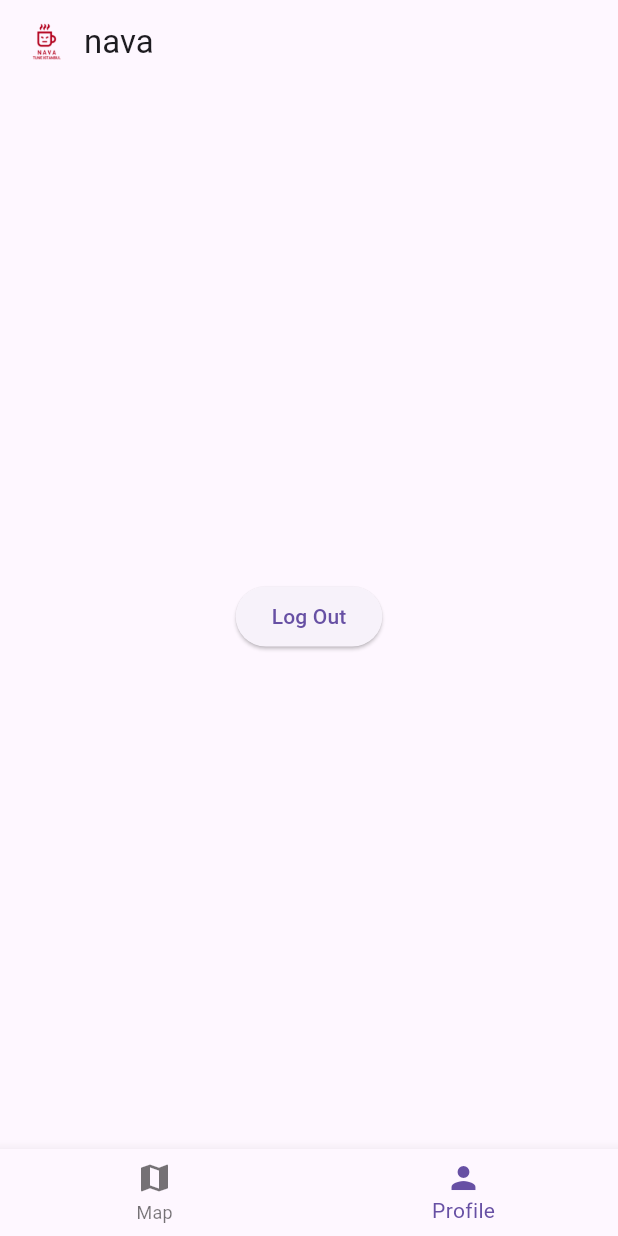
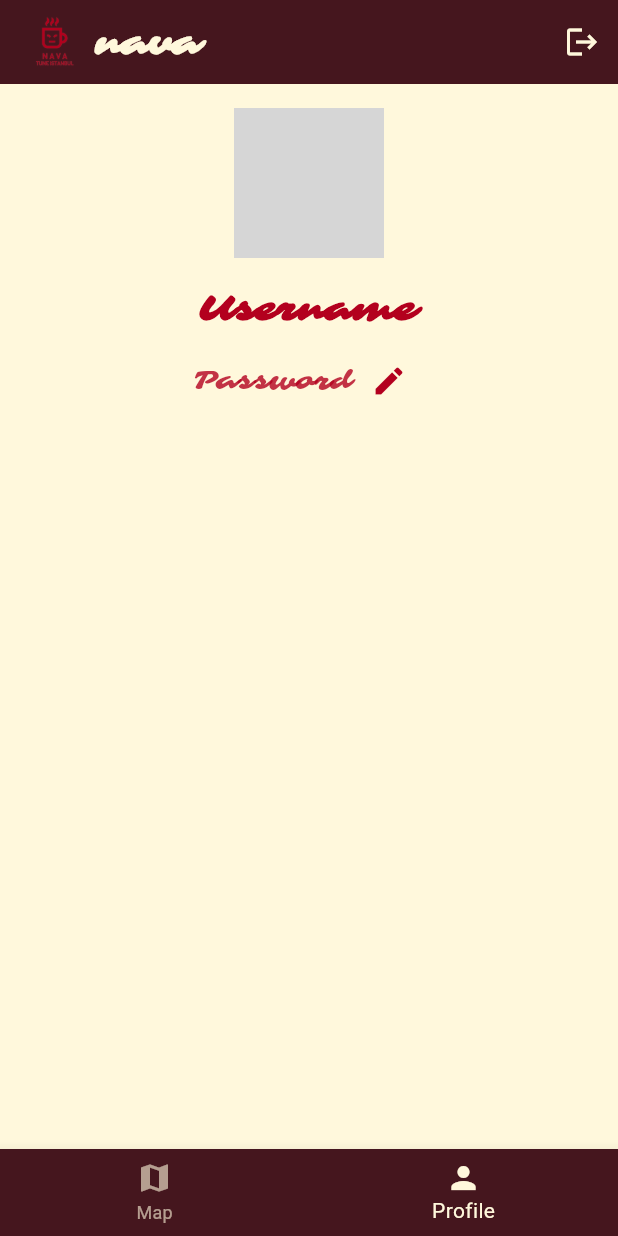
Before and after one commit to ilaydayilmazx/nava-app, a Flutter app: the NavigationBarPage screen opened directly, item 2 of the bottom bar chosen, on a phone screen of 412 x 824 dp. Run offline on Flutter 3.47's test engine with Material 3 defaults, Android fonts, the phone set to English and light mode, and no system bars; our stand-ins replace flutter_svg; grey boxes are pictures that could not be loaded.

Commit message:
screen regulations

```diff
--- a/lib/screens/profile_screen.dart
+++ b/lib/screens/profile_screen.dart
@@ -1,22 +1,124 @@
 import 'package:flutter/material.dart';
-import 'login_screen.dart';
+import 'package:nava/screens/login_screen.dart';
 
 class ProfileScreen extends StatelessWidget {
   @override
   Widget build(BuildContext context) {
     return Scaffold(
-      body: Center(
-        child: ElevatedButton(
+      backgroundColor: Color(0xFFFFF8DC),
+      appBar: AppBar(
+        backgroundColor: Color.fromARGB(255, 69, 22, 30),
+        elevation: 0,
+        title: Row(
+          children: [
+            Image.asset(
+              'assets/nava.png',
+              height: 40,
+            ),
+            SizedBox(width: 8),
+            Text(
+              'nava',
+              style: TextStyle(
+                fontFamily: 'Sarina',
+                fontSize: 24,
+                color: Color(0xFFFFF8DC),
+                fontWeight: FontWeight.bold,
+              ),
+            ),
+          ],
+        ),
+        actions: [
+          IconButton(
+            icon: Icon(Icons.logout, color: Color(0xFFFFF8DC)),
             onPressed: () {
-            // Log Out işlemi
               Navigator.pushReplacement(
                 context,
                 MaterialPageRoute(builder: (context) => LoginScreen()),
               );
             },
-          child: Text('Log Out'),
           ),
+        ],
+      ),
+      body: Column(
+        children: [
+          Padding(
+            padding: const EdgeInsets.all(16.0),
+            child: Column(
+              children: [
+                CircleAvatar(
+                  radius: 50,
+                  backgroundImage: AssetImage('assets/profile_picture.png'),
+                ),
+                SizedBox(height: 16),
+                Text(
+                  'Username',
+                  style: TextStyle(
+                    fontFamily: 'Sarina',
+                    fontSize: 24,
+                    color: Color(0xFFB3001E),
+                    fontWeight: FontWeight.bold,
+                  ),
+                ),
+                SizedBox(height: 8),
+                Row(
+                  mainAxisAlignment: MainAxisAlignment.center,
+                  children: [
+                    Text(
+                      'Password',
+                      style: TextStyle(
+                        fontFamily: 'Sarina',
+                        fontSize: 18,
+                        color: Color(0xFFB3001E).withOpacity(0.8),
+                      ),
+                    ),
+                    IconButton(
+                      onPressed: () {
+                        _showChangePasswordDialog(context);
+                      },
+                      icon: Icon(
+                        Icons.edit,
+                        color: Color(0xFFB3001E),
+                      ),
+                    ),
+                  ],
+                ),
+              ],
+            ),
+          ),
+        ],
       ),
     );
   }
+
+  void _showChangePasswordDialog(BuildContext context) {
+    TextEditingController passwordController = TextEditingController();
+    showDialog(
+      context: context,
+      builder: (context) {
+        return AlertDialog(
+          title: Text('Change Password'),
+          content: TextField(
+            controller: passwordController,
+            obscureText: true,
+            decoration: InputDecoration(hintText: 'Enter new password'),
+          ),
+          actions: [
+            TextButton(
+              onPressed: () {
+                Navigator.pop(context);
+              },
+              child: Text('Cancel'),
+            ),
+            TextButton(
+              onPressed: () {
+                Navigator.pop(context);
+                print('New password: ${passwordController.text}');
+              },
+              child: Text('Save'),
+            ),
+          ],
+        );
+      },
+    );
   }
+}
--- a/lib/widgets/navigation_bar.dart
+++ b/lib/widgets/navigation_bar.dart
@@ -1,6 +1,6 @@
 import 'package:flutter/material.dart';
+import 'package:nava/screens/profile_screen.dart';
 import 'package:nava/screens/homepage.dart';
-import 'package:nava/screens/profile_screen.dart';
 
 class NavigationBarPage extends StatefulWidget {
   @override
@@ -8,11 +8,11 @@ class NavigationBarPage extends StatefulWidget {
 }
 
 class _NavigationBarPageState extends State<NavigationBarPage> {
-  int _selectedIndex = 0; // Başlangıçta HomePage gösterilecek
+  int _selectedIndex = 0;
 
   final List<Widget> _pages = [
-    HomePage(), // 0. index: HomePage
-    ProfileScreen(), // 1. index: ProfileScreen
+    HomePage(),
+    ProfileScreen(),
   ];
 
   void _onItemTapped(int index) {
@@ -24,31 +24,21 @@ class _NavigationBarPageState extends State<NavigationBarPage> {
   @override
   Widget build(BuildContext context) {
     return Scaffold(
-      appBar: AppBar(
-        title: Row(
-          children: [
-            Image.asset(
-              'assets/nava.png',
-              width: 30,
-              height: 30,
-            ),
-            SizedBox(width: 10),
-            Text('nava'),
-          ],
-        ),
-      ),
-      body: _pages[_selectedIndex], // Aktif sayfayı göster
+      body: _pages[_selectedIndex],
       bottomNavigationBar: BottomNavigationBar(
-        currentIndex: _selectedIndex, // Hangi item seçili
-        onTap: _onItemTapped, // Tap işlemi
+        backgroundColor: Color.fromARGB(255, 69, 22, 30),
+        selectedItemColor: Color(0xFFFFF8DC),
+        unselectedItemColor: Color(0xFFFFF8DC).withOpacity(0.6),
+        currentIndex: _selectedIndex,
+        onTap: _onItemTapped,
         items: const [
           BottomNavigationBarItem(
             icon: Icon(Icons.map),
-            label: 'Map', // HomePage
+            label: 'Map',
           ),
           BottomNavigationBarItem(
             icon: Icon(Icons.person),
-            label: 'Profile', // ProfileScreen
+            label: 'Profile',
           ),
         ],
       ),
```
Also changed, not shown: lib/screens/homepage.dart (+22 -0 lines), lib/screens/login_screen.dart (+19 -8 lines), analysis_options.yaml (line endings or trailing spaces), assets/Istanbul.svg, lib/main.dart (line endings or trailing spaces), lib/screens/register_screen.dart (line endings or trailing spaces), pubspec.yaml (line endings or trailing spaces), 80 other files. Lines whose indentation alone changed are shown as unchanged.
